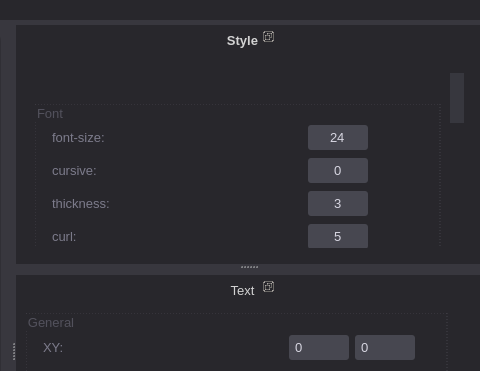
First picture: the form in bio-text.ui, repository setbe/bio-text, before the edit; both pictures show x 858 to 1338 and y 0 to 371 of the 1338 by 679 pixel window.
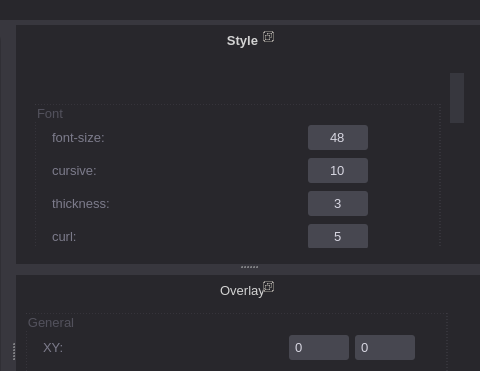
Second picture: the form after the edit.

Diff of the .ui file:
```diff
--- a/bio-text.ui
+++ b/bio-text.ui
@@ -516,7 +516,7 @@
                <number>5</number>
               </property>
               <property name="value">
-               <number>0</number>
+               <number>10</number>
               </property>
              </widget>
             </item>
@@ -564,13 +564,13 @@
                <set>Qt::AlignCenter</set>
               </property>
               <property name="minimum">
-               <number>6</number>
+               <number>12</number>
               </property>
               <property name="maximum">
-               <number>200</number>
+               <number>600</number>
               </property>
               <property name="value">
-               <number>24</number>
+               <number>48</number>
               </property>
              </widget>
             </item>
@@ -1033,7 +1033,7 @@
     <set>QDockWidget::DockWidgetFloatable|QDockWidget::DockWidgetMovable</set>
    </property>
    <property name="windowTitle">
-    <string>Text</string>
+    <string>Overlay</string>
    </property>
    <attribute name="dockWidgetArea">
     <number>2</number>
```
